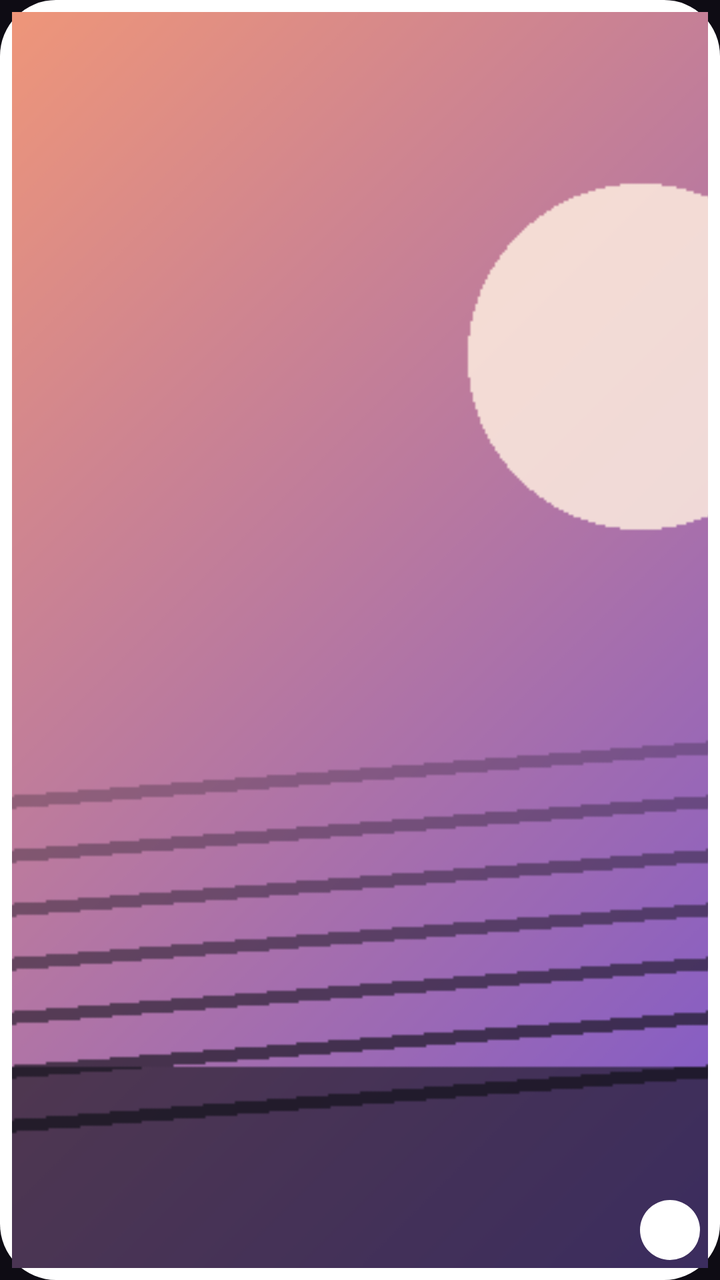
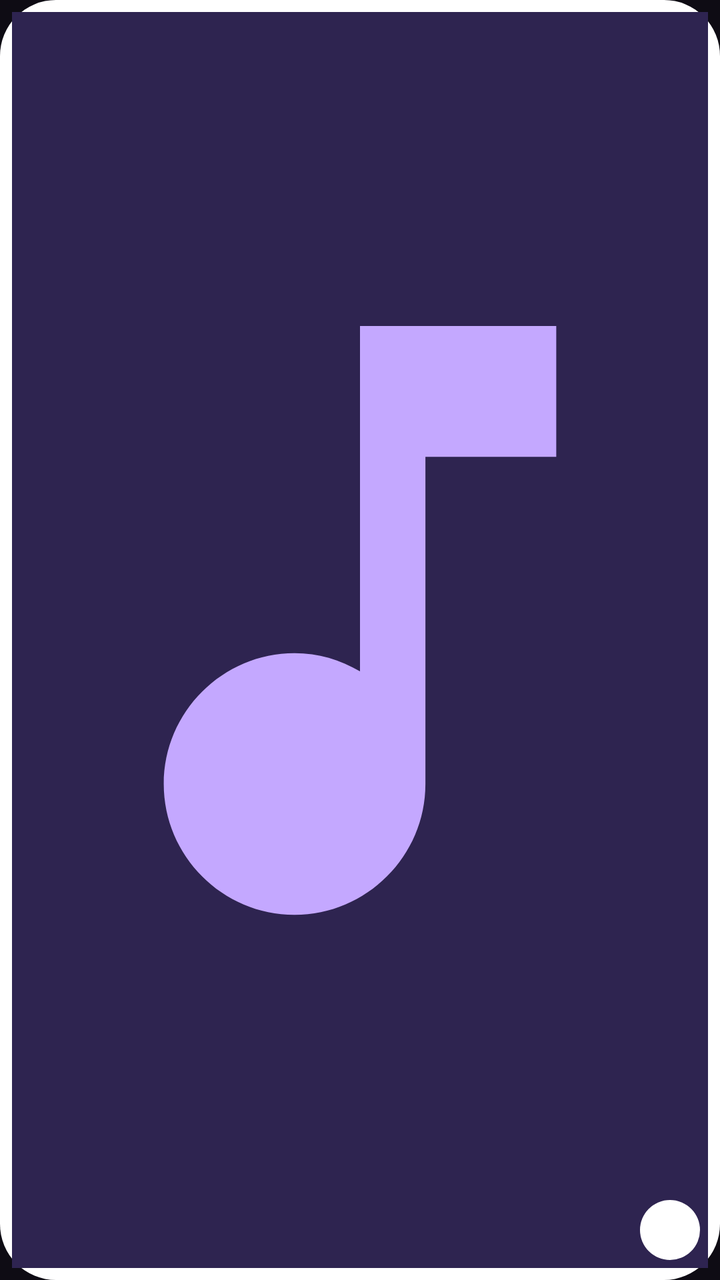

Before-and-after screenshots of an Android layout around one commit, followed by the original layout XML and the change that was made.
<!-- AndroidManifest.xml: application theme Theme.UltimateWidget -->
<!-- res/layout/widget_mini.xml -->
<?xml version="1.0" encoding="utf-8"?>
<FrameLayout xmlns:android="http://schemas.android.com/apk/res/android"
    android:id="@android:id/background"
    android:layout_width="match_parent"
    android:layout_height="match_parent">

    <ImageView
        android:id="@+id/bg"
        android:layout_width="match_parent"
        android:layout_height="match_parent"
        android:importantForAccessibility="no"
        android:scaleType="fitXY"
        android:src="@drawable/widget_bg" />

    <FrameLayout
        android:layout_width="match_parent"
        android:layout_height="match_parent"
        android:padding="6dp">

        <ImageView
            android:id="@+id/cover"
            android:layout_width="match_parent"
            android:layout_height="match_parent"
            android:contentDescription="@string/cd_cover"
            android:scaleType="centerCrop"
            android:src="@drawable/cover_night_train" />

        <FrameLayout
            android:layout_width="wrap_content"
            android:layout_height="wrap_content"
            android:layout_gravity="bottom|end"
            android:layout_margin="4dp">

            <FrameLayout
                android:id="@+id/play_box"
                android:layout_width="30dp"
                android:layout_height="30dp"
                android:contentDescription="@string/cd_play">

                <ImageView
                    android:id="@+id/play_circle"
                    android:layout_width="match_parent"
                    android:layout_height="match_parent"
                    android:importantForAccessibility="no"
                    android:src="@drawable/play_circle" />

                <ImageView
                    android:id="@+id/btn_play"
                    android:layout_width="17dp"
                    android:layout_height="17dp"
                    android:layout_gravity="center"
                    android:importantForAccessibility="no"
                    android:src="@drawable/ic_play" />
            </FrameLayout>
        </FrameLayout>
    </FrameLayout>
</FrameLayout>
<!-- resources referenced by this layout -->
<resources>
  <!-- drawable cover_night_train: png bitmap (drawable-nodpi, 12212 bytes) -->
  <!-- drawable ic_play (drawable) -->
  <?xml version="1.0" encoding="utf-8"?>
  <vector xmlns:android="http://schemas.android.com/apk/res/android"
      android:width="24dp"
      android:height="24dp"
      android:viewportWidth="24"
      android:viewportHeight="24">
      <path android:fillColor="#FFFFFFFF" android:pathData="M8,5v14l11,-7z" />
  </vector>
  <!-- drawable play_circle (drawable) -->
  <?xml version="1.0" encoding="utf-8"?>
  <shape xmlns:android="http://schemas.android.com/apk/res/android" android:shape="oval">
      <solid android:color="#FFFFFFFF" />
  </shape>
  <!-- drawable widget_bg (drawable) -->
  <?xml version="1.0" encoding="utf-8"?>
  <shape xmlns:android="http://schemas.android.com/apk/res/android" android:shape="rectangle">
      <corners android:radius="28dp" />
      <solid android:color="#FFFFFFFF" />
  </shape>
  <string name="cd_cover">Album cover. Opens the app</string>
  <string name="cd_play">Play %1$s</string>
  <style name="Theme.UltimateWidget" parent="android:Theme.Material.NoActionBar">
          <item name="android:windowBackground">@color/night</item>
          <item name="android:colorAccent">@color/lavender</item>
          <item name="android:statusBarColor">@android:color/transparent</item>
          <item name="android:navigationBarColor">@android:color/transparent</item>
          <item name="android:windowLightStatusBar">false</item>
      </style>
  <color name="night">#FF0E0C14</color>
  <color name="lavender">#FFC4A8FF</color>
</resources>

<!-- the commit's change to res/layout/widget_mini.xml (unified diff, before → after) -->
@@ -23,7 +23,7 @@
             android:layout_height="match_parent"
             android:contentDescription="@string/cd_cover"
             android:scaleType="centerCrop"
-            android:src="@drawable/cover_night_train" />
+            android:src="@drawable/cover_placeholder" />
 
         <FrameLayout
             android:layout_width="wrap_content"
<!-- resource entries referenced after the edit -->
@@ -1,6 +1,16 @@
 <!-- resources referenced by this layout -->
 <resources>
-  <!-- drawable cover_night_train: png bitmap (drawable-nodpi, 12212 bytes) -->
+  <!-- drawable cover_placeholder (drawable) -->
+  <?xml version="1.0" encoding="utf-8"?>
+  <vector xmlns:android="http://schemas.android.com/apk/res/android"
+      android:width="96dp"
+      android:height="96dp"
+      android:viewportWidth="96"
+      android:viewportHeight="96">
+      <path android:fillColor="#FF2E2450" android:pathData="M0,0h96v96h-96z" />
+      <path android:fillColor="#FFC4A8FF"
+          android:pathData="M48,24v26.4c-1.5,-0.9 -3.2,-1.4 -5,-1.4 -5.5,0 -10,4.5 -10,10s4.5,10 10,10 10,-4.5 10,-10V34h10V24H48z" />
+  </vector>
   <!-- drawable ic_play (drawable) -->
   <?xml version="1.0" encoding="utf-8"?>
   <vector xmlns:android="http://schemas.android.com/apk/res/android"
